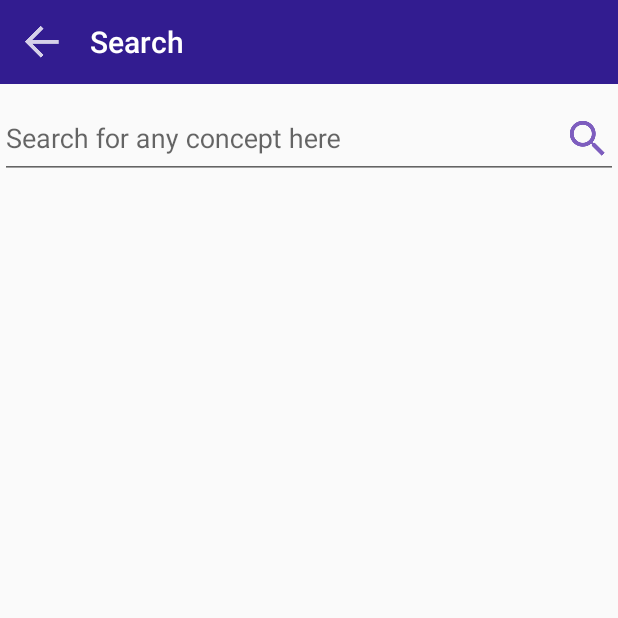
After one commit to srirambalaji04/SyntaxDB, an Android app: the fragment SearchConceptsFragment placed in its activity, on a phone screen of 412 x 824 dp, the top half of it. The commit adds this screen. Run offline under Robolectric (Android 15) with nearby library versions, the phone set to English and light mode, and no system bars; our stand-ins replace data binding; libraries missing offline, so code that uses them is left out: com.octo.android; 3 statements that could not run were skipped.

Commit message:
added search feature

```diff
--- a/app/src/main/java/com/shiru/syntaxdb/api/SDBApi.java
+++ b/app/src/main/java/com/shiru/syntaxdb/api/SDBApi.java
@@ -14,4 +14,6 @@ public class SDBApi {
     public static final String GET_LANG_CATEGORIES_URL = GET_SINGLE_LANG_URL + "categories/";
 
     public static final String GET_CATE_CONCEPTS_URL = GET_LANG_CATEGORIES_URL + "%s" + "/concepts";
+
+    public static final String GET_ALL_SEARCHES_URL = String.format("%s%s", SERVER_BASE_URL, "concepts/search?");
 }
--- a/app/src/main/java/com/shiru/syntaxdb/fragment/RecentsFragment.java
+++ b/app/src/main/java/com/shiru/syntaxdb/fragment/RecentsFragment.java
@@ -82,7 +82,7 @@ public class RecentsFragment extends Fragment {
             mListener = (OnFragmentInteractionListener) context;
         } else {
             throw new RuntimeException(context.toString()
-                    + " must implement OnFragmentInteractionListener");
+                    + " must implement SearchFragmentListener");
         }
     }
 
--- /dev/null
+++ b/app/src/main/java/com/shiru/syntaxdb/fragment/SearchConceptsFragment.java
@@ -0,0 +1,210 @@
+package com.shiru.syntaxdb.fragment;
+
+import android.content.Context;
+import android.databinding.DataBindingUtil;
+import android.os.Bundle;
+import android.support.v4.app.Fragment;
+import android.support.v7.widget.LinearLayoutManager;
+import android.support.v7.widget.RecyclerView;
+import android.text.Editable;
+import android.text.TextWatcher;
+import android.util.Log;
+import android.view.LayoutInflater;
+import android.view.View;
+import android.view.ViewGroup;
+
+import com.octo.android.robospice.SpiceManager;
+import com.octo.android.robospice.persistence.exception.SpiceException;
+import com.octo.android.robospice.request.listener.RequestListener;
+import com.shiru.syntaxdb.R;
+import com.shiru.syntaxdb.adapter.ConceptsAdapter;
+import com.shiru.syntaxdb.api.request.GetAllSearchesRequest;
+import com.shiru.syntaxdb.api.response.bean.ConceptsRsp;
+import com.shiru.syntaxdb.bean.Concept;
+import com.shiru.syntaxdb.databinding.FragmentSearchConceptsBinding;
+import com.shiru.syntaxdb.listener.ItemClickSupport;
+import com.shiru.syntaxdb.listener.ToolbarListener;
+import com.shiru.syntaxdb.utils.SDBService;
+import com.shiru.syntaxdb.views.ToolbarView;
+
+import java.util.ArrayList;
+import java.util.List;
+
+/**
+ * A simple {@link Fragment} subclass.
+ * Activities that contain this fragment must implement the
+ * {@link SearchFragmentListener} interface
+ * to handle interaction events.
+ * Use the {@link SearchConceptsFragment#newInstance} factory method to
+ * create an instance of this fragment.
+ */
+public class SearchConceptsFragment extends Fragment implements ToolbarListener {
+    public static final String TAG = "SearchConceptsFragment";
+
+    private SearchFragmentListener mListener;
+    private FragmentSearchConceptsBinding binding;
+    private SpiceManager spiceManager = new SpiceManager(SDBService.class);
+
+    private List<Concept> concepts;
+
+    public SearchConceptsFragment() {
+        // Required empty public constructor
+    }
+
+    /**
+     * Use this factory method to create a new instance of
+     * this fragment using the provided parameters.
+     *
+     * @return A new instance of fragment SearchConceptsFragment.
+     */
+    public static SearchConceptsFragment newInstance() {
+        SearchConceptsFragment fragment = new SearchConceptsFragment();
+        return fragment;
+    }
+
+    @Override
+    public void onCreate(Bundle savedInstanceState) {
+        super.onCreate(savedInstanceState);
+        if (concepts == null)
+            concepts = new ArrayList<>();
+    }
+
+    @Override
+    public View onCreateView(LayoutInflater inflater, ViewGroup container,
+                             Bundle savedInstanceState) {
+        binding = DataBindingUtil.inflate(inflater, R.layout.fragment_search_concepts, container, false);
+        binding.setPresenter(new SearchPresenter());
+        setupToolbar();
+        setAdapter();
+        return binding.getRoot();
+    }
+
+    @Override
+    public void onStart() {
+        super.onStart();
+        spiceManager.start(getContext());
+    }
+
+    @Override
+    public void onStop() {
+        if (spiceManager.isStarted()) {
+            spiceManager.shouldStop();
+        }
+        super.onStop();
+    }
+
+    private void setupToolbar() {
+        new ToolbarView(binding.toolbar.realToolbar,
+                getString(R.string.search), R.drawable.ic_back_arrow, this);
+    }
+
+    private void setAdapter() {
+        binding.conceptsRecyclerview.setLayoutManager(new LinearLayoutManager(getContext()));
+        binding.conceptsRecyclerview.setAdapter(new ConceptsAdapter(getContext(), concepts));
+        ItemClickSupport.addTo(binding.conceptsRecyclerview).setOnItemClickListener(new ItemClickSupport.OnItemClickListener() {
+            @Override
+            public void onItemClicked(RecyclerView recyclerView, int position, View v) {
+                Concept concept = concepts.get(position);
+                mListener.onConceptSelcted(concept);
+            }
+        });
+    }
+
+    private void updateAdatper(List<Concept> concepts) {
+        this.concepts.clear();
+        this.concepts.addAll(concepts);
+        binding.conceptsRecyclerview.getAdapter().notifyDataSetChanged();
+
+        int visible = concepts.isEmpty() ? View.GONE : View.VISIBLE;
+        int visino = concepts.isEmpty() ? View.VISIBLE : View.GONE;
+        binding.conceptsRecyclerview.setVisibility(visible);
+        binding.noDataTxt.setVisibility(visino);
+    }
+
+    private void sendSearchRequest(String querytring) {
+        GetAllSearchesRequest request = new GetAllSearchesRequest(querytring);
+        SearchesListener listener = new SearchesListener();
+        spiceManager.execute(request, listener);
+    }
+
+    @Override
+    public void onAttach(Context context) {
+        super.onAttach(context);
+        if (context instanceof SearchFragmentListener) {
+            mListener = (SearchFragmentListener) context;
+        } else {
+            throw new RuntimeException(context.toString()
+                    + " must implement SearchFragmentListener");
+        }
+    }
+
+    @Override
+    public void onDetach() {
+        super.onDetach();
+        mListener = null;
+    }
+
+    @Override
+    public void onNavigationClick(View view) {
+        getFragmentManager().popBackStack();
+    }
+
+    /**
+     * This interface must be implemented by activities that contain this
+     * fragment to allow an interaction in this fragment to be communicated
+     * to the activity and potentially other fragments contained in that
+     * activity.
+     * <p>
+     * See the Android Training lesson <a href=
+     * "http://developer.android.com/training/basics/fragments/communicating.html"
+     * >Communicating with Other Fragments</a> for more information.
+     */
+    public interface SearchFragmentListener {
+
+        void onConceptSelcted(Concept concept);
+    }
+
+    public class SearchPresenter implements View.OnClickListener {
+
+        public TextWatcher textWatcher = new TextWatcher() {
+            @Override
+            public void beforeTextChanged(CharSequence s, int start, int count, int after) {
+
+            }
+
+            @Override
+            public void onTextChanged(CharSequence s, int start, int before, int count) {
+                Log.d(TAG, "onTextChanged: " + s + count);
+                if (s.toString().length() > 3 && spiceManager.getPendingRequestCount() == 0) {
+                    sendSearchRequest(s.toString());
+                }
+            }
+
+            @Override
+            public void afterTextChanged(Editable s) {
+
+            }
+        };
+
+        @Override
+        public void onClick(View v) {
+
+        }
+    }
+
+    private class SearchesListener implements RequestListener<ConceptsRsp> {
+
+        @Override
+        public void onRequestFailure(SpiceException spiceException) {
+            Log.d(TAG, "onRequestFailure: " + spiceException.toString());
+        }
+
+        @Override
+        public void onRequestSuccess(ConceptsRsp conceptsRsp) {
+            if (conceptsRsp != null) {
+                Log.d(TAG, "onRequestSuccess: " + conceptsRsp.toString());
+                updateAdatper(conceptsRsp.getConcepts());
+            }
+        }
+    }
+}
--- /dev/null
+++ b/app/src/main/res/layout/fragment_search_concepts.xml
@@ -0,0 +1,59 @@
+<layout xmlns:android="http://schemas.android.com/apk/res/android"
+    xmlns:tools="http://schemas.android.com/tools">
+
+    <data>
+
+        <variable
+            name="presenter"
+            type="com.shiru.syntaxdb.fragment.SearchConceptsFragment.SearchPresenter" />
+    </data>
+
+    <RelativeLayout
+        android:layout_width="match_parent"
+        android:layout_height="match_parent"
+        tools:context="com.shiru.syntaxdb.fragment.SearchConceptsFragment">
+
+        <include
+            android:id="@+id/toolbar"
+            layout="@layout/toolbar" />
+
+        <android.support.design.widget.TextInputLayout
+            android:id="@+id/search_input_layout"
+            android:layout_width="match_parent"
+            android:layout_height="wrap_content"
+            android:layout_below="@+id/toolbar">
+
+            <EditText
+                android:id="@+id/search_etxt"
+                android:layout_width="match_parent"
+                android:layout_height="wrap_content"
+                android:drawableRight="@drawable/ic_search"
+                android:drawableTint="@color/colorPrimary"
+                android:drawableTintMode="src_atop"
+                android:hint="@string/search_hint"
+                android:textColorHint="@color/colorPrimary"
+                android:textColor="@android:color/black"
+                android:maxLines="1"
+                android:lines="1"
+                android:addTextChangedListener="@{presenter.textWatcher}" />
+
+        </android.support.design.widget.TextInputLayout>
+
+        <android.support.v7.widget.RecyclerView
+            android:id="@+id/concepts_recyclerview"
+            android:layout_width="match_parent"
+            android:layout_height="wrap_content"
+            android:layout_below="@+id/search_input_layout"
+            android:visibility="gone" />
+
+        <TextView
+            android:id="@+id/no_data_txt"
+            android:layout_width="match_parent"
+            android:layout_height="wrap_content"
+            android:text="@string/nothing_found"
+            android:layout_below="@+id/search_input_layout"
+            android:visibility="gone" />
+
+
+    </RelativeLayout>
+</layout>
--- a/app/src/main/res/menu/nav_menu.xml
+++ b/app/src/main/res/menu/nav_menu.xml
@@ -7,7 +7,7 @@
         android:checkableBehavior="none"
         android:enabled="true">
         <item
-            android:id="@+id/Recents"
+            android:id="@+id/recents"
             android:icon="@drawable/ic_recents"
             android:orderInCategory="100"
             android:title="@string/recents"
@@ -15,7 +15,7 @@
             app:showAsAction="never" />
 
         <item
-            android:id="@+id/about"
+            android:id="@+id/search"
             android:icon="@drawable/ic_search"
             android:orderInCategory="101"
             android:title="@string/search"
--- a/app/src/main/res/values/strings.xml
+++ b/app/src/main/res/values/strings.xml
@@ -17,4 +17,6 @@
     <string name="search">Search</string>
     <string name="drawer_open">Drawer Open</string>
     <string name="drawer_close">Drawer Close</string>
+    <string name="search_hint">Search for any concept here</string>
+    <string name="nothing_found">Nothing Matched your query</string>
 </resources>
```
Also changed, not shown: app/src/main/java/com/shiru/syntaxdb/MainActivity.java (+26 -7 lines), app/src/main/java/com/shiru/syntaxdb/api/request/GetAllSearchesRequest.java (added, +53 -0 lines).
